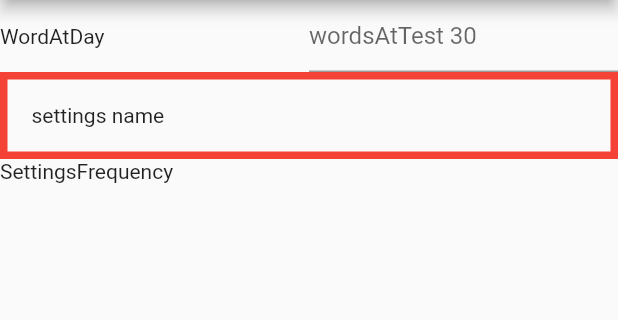
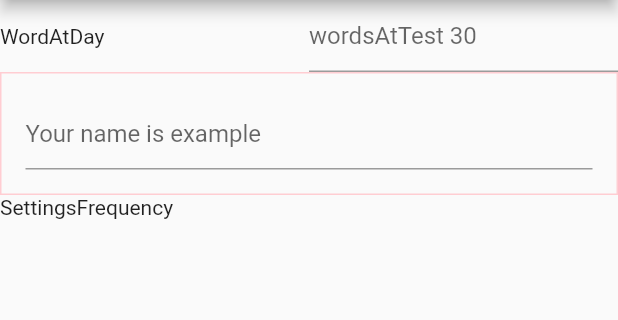
Before and after one commit to 1shaked/words_check, a Flutter app: the Settings screen opened by its route, on a phone screen of 412 x 824 dp, the part 84-404 px from its top. Run offline on Flutter 3.47's test engine with Material 2 defaults, Android fonts, the phone set to English and light mode, and no system bars.

Commit message:
setting the user name

```diff
--- a/lib/widget/settings_name.dart
+++ b/lib/widget/settings_name.dart
@@ -1,17 +1,30 @@
 import 'package:flutter/material.dart';
+import 'package:provider/provider.dart';
+import 'package:word_me/models/test_config.dart';
 
 class SettingsName extends StatelessWidget {
   @override
   Widget build(BuildContext context) {
+    TestConfig testConfig = Provider.of<TestConfig>(context);
     return Container(
       decoration: BoxDecoration(
         border: Border.all(
-          color: Colors.red, //                   <--- border color
-          width: 5.0,
+          color: Colors.red[100], //                   <--- border color
+          width: 1.0,
         ),
       ),
       padding: EdgeInsets.all(16.0),
-      child: Text('settings name'),
+      child: TextFormField(
+        decoration:
+            InputDecoration(hintText: "Your name is ${testConfig.name}"),
+        // The validator receives the text that the user has entered.
+        validator: (value) {
+          if (value.isEmpty) {
+            return 'Please enter some text';
+          }
+          return null;
+        },
+      ),
     );
   }
 }
```
